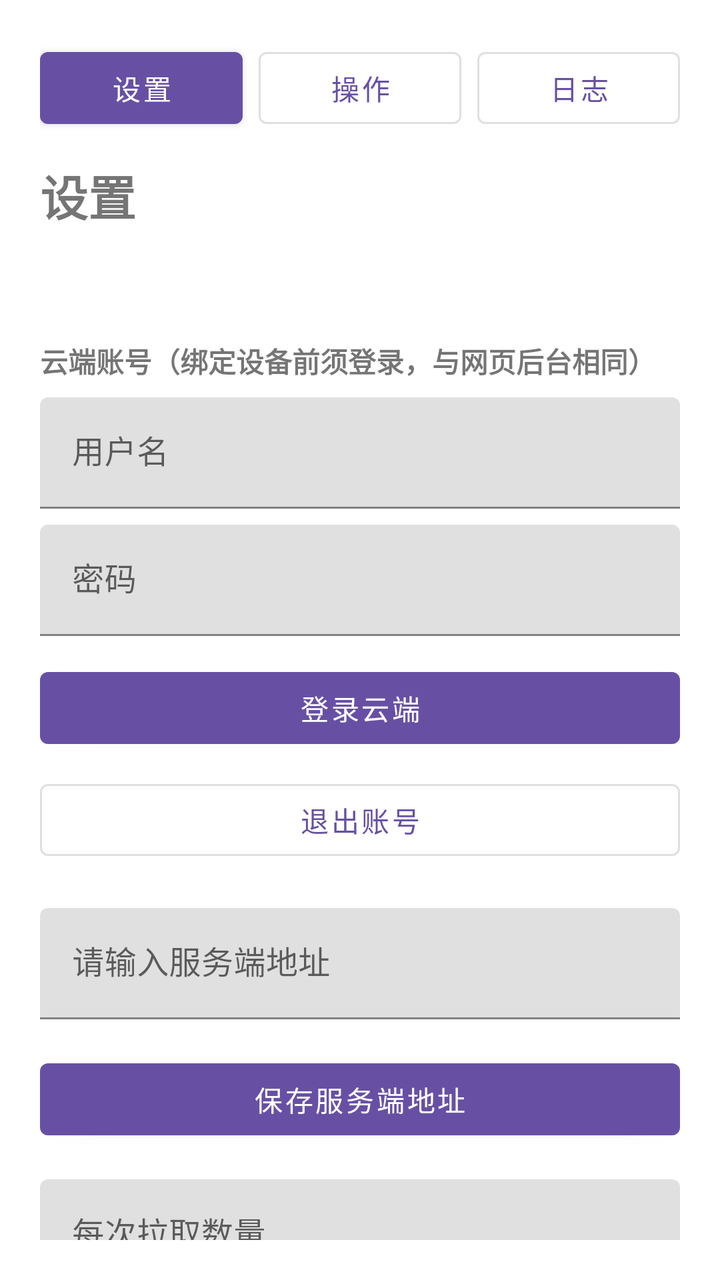
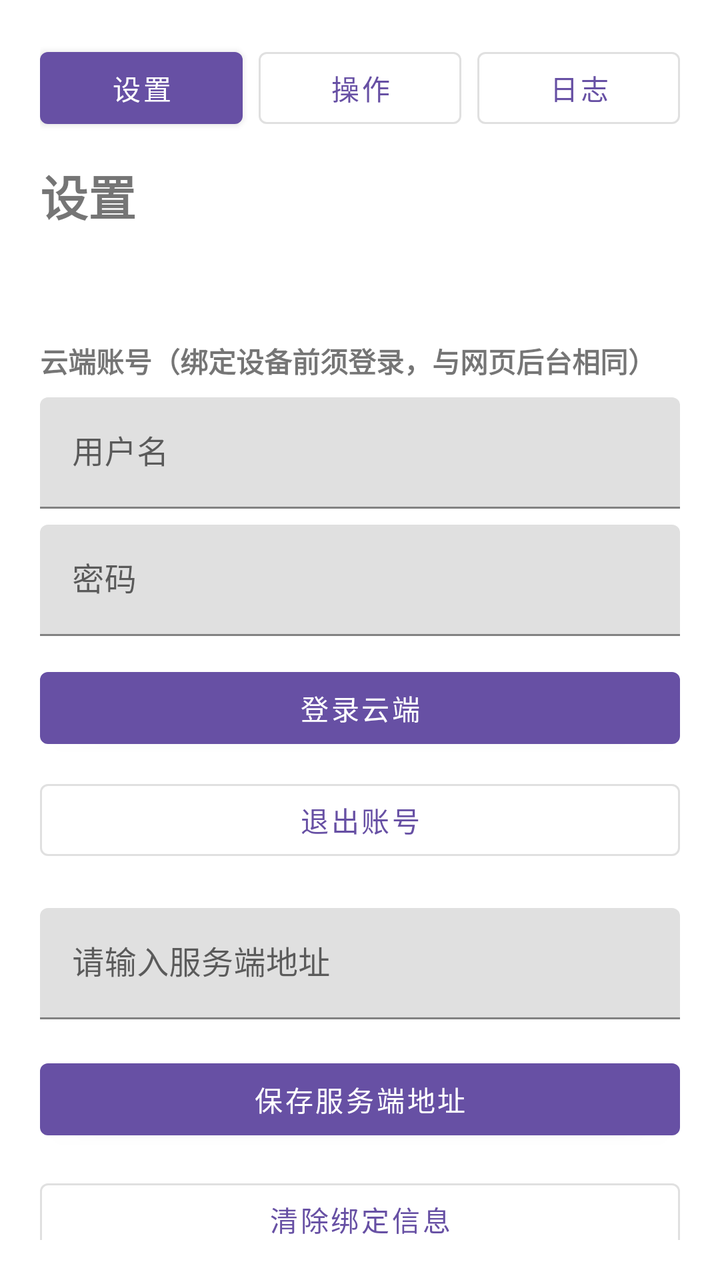

Compare the two renders of this Android layout. The source of the first and the diff that turns it into the second are given below.
<!-- AndroidManifest.xml: application theme Theme.AutoTraces -->
<!-- res/layout/activity_settings.xml -->
<?xml version="1.0" encoding="utf-8"?>
<androidx.core.widget.NestedScrollView xmlns:android="http://schemas.android.com/apk/res/android"
    xmlns:app="http://schemas.android.com/apk/res-auto"
    android:layout_width="match_parent"
    android:layout_height="match_parent"
    android:fillViewport="true"
    android:padding="20dp">

    <androidx.constraintlayout.widget.ConstraintLayout
        android:layout_width="match_parent"
        android:layout_height="wrap_content">

        <com.google.android.material.button.MaterialButton
            android:id="@+id/showSettingsButton"
            style="@style/Widget.MaterialComponents.Button"
            android:layout_width="0dp"
            android:layout_height="wrap_content"
            android:text="设置"
            app:layout_constraintEnd_toStartOf="@id/showActionButton"
            app:layout_constraintStart_toStartOf="parent"
            app:layout_constraintTop_toTopOf="parent" />

        <com.google.android.material.button.MaterialButton
            android:id="@+id/showActionButton"
            style="@style/Widget.MaterialComponents.Button.OutlinedButton"
            android:layout_width="0dp"
            android:layout_height="wrap_content"
            android:layout_marginStart="8dp"
            android:text="操作"
            app:layout_constraintEnd_toStartOf="@id/showLogButton"
            app:layout_constraintStart_toEndOf="@id/showSettingsButton"
            app:layout_constraintTop_toTopOf="parent" />

        <com.google.android.material.button.MaterialButton
            android:id="@+id/showLogButton"
            style="@style/Widget.MaterialComponents.Button.OutlinedButton"
            android:layout_width="0dp"
            android:layout_height="wrap_content"
            android:layout_marginStart="8dp"
            android:text="日志"
            app:layout_constraintEnd_toEndOf="parent"
            app:layout_constraintStart_toEndOf="@id/showActionButton"
            app:layout_constraintTop_toTopOf="parent" />

        <TextView
            android:id="@+id/titleText"
            android:layout_width="0dp"
            android:layout_height="wrap_content"
            android:layout_marginTop="12dp"
            android:text="@string/settings_title"
            android:textSize="24sp"
            android:textStyle="bold"
            app:layout_constraintEnd_toEndOf="parent"
            app:layout_constraintStart_toStartOf="parent"
            app:layout_constraintTop_toBottomOf="@id/showSettingsButton" />

        <TextView
            android:id="@+id/deviceInfoText"
            android:layout_width="0dp"
            android:layout_height="wrap_content"
            android:layout_marginTop="16dp"
            app:layout_constraintEnd_toEndOf="parent"
            app:layout_constraintStart_toStartOf="parent"
            app:layout_constraintTop_toBottomOf="@id/titleText" />

        <TextView
            android:id="@+id/cloudAuthTitle"
            android:layout_width="0dp"
            android:layout_height="wrap_content"
            android:layout_marginTop="20dp"
            android:text="云端账号（绑定设备前须登录，与网页后台相同）"
            android:textStyle="bold"
            app:layout_constraintEnd_toEndOf="parent"
            app:layout_constraintStart_toStartOf="parent"
            app:layout_constraintTop_toBottomOf="@id/deviceInfoText" />

        <com.google.android.material.textfield.TextInputLayout
            android:id="@+id/cloudUsernameLayout"
            android:layout_width="0dp"
            android:layout_height="wrap_content"
            android:layout_marginTop="8dp"
            android:hint="用户名"
            app:layout_constraintEnd_toEndOf="parent"
            app:layout_constraintStart_toStartOf="parent"
            app:layout_constraintTop_toBottomOf="@id/cloudAuthTitle">

            <com.google.android.material.textfield.TextInputEditText
                android:id="@+id/cloudUsernameInput"
                android:layout_width="match_parent"
                android:layout_height="wrap_content"
                android:inputType="text" />
        </com.google.android.material.textfield.TextInputLayout>

        <com.google.android.material.textfield.TextInputLayout
            android:id="@+id/cloudPasswordLayout"
            android:layout_width="0dp"
            android:layout_height="wrap_content"
            android:layout_marginTop="8dp"
            android:hint="密码"
            app:layout_constraintEnd_toEndOf="parent"
            app:layout_constraintStart_toStartOf="parent"
            app:layout_constraintTop_toBottomOf="@id/cloudUsernameLayout">

            <com.google.android.material.textfield.TextInputEditText
                android:id="@+id/cloudPasswordInput"
                android:layout_width="match_parent"
                android:layout_height="wrap_content"
                android:inputType="textPassword" />
        </com.google.android.material.textfield.TextInputLayout>

        <com.google.android.material.button.MaterialButton
            android:id="@+id/cloudLoginButton"
            android:layout_width="0dp"
            android:layout_height="wrap_content"
            android:layout_marginTop="12dp"
            android:text="登录云端"
            app:layout_constraintEnd_toEndOf="parent"
            app:layout_constraintStart_toStartOf="parent"
            app:layout_constraintTop_toBottomOf="@id/cloudPasswordLayout" />

        <com.google.android.material.button.MaterialButton
            android:id="@+id/cloudLogoutButton"
            style="@style/Widget.MaterialComponents.Button.OutlinedButton"
            android:layout_width="0dp"
            android:layout_height="wrap_content"
            android:layout_marginTop="8dp"
            android:text="退出账号"
            app:layout_constraintEnd_toEndOf="parent"
            app:layout_constraintStart_toStartOf="parent"
            app:layout_constraintTop_toBottomOf="@id/cloudLoginButton" />

        <com.google.android.material.textfield.TextInputLayout
            android:id="@+id/serverUrlLayout"
            android:layout_width="0dp"
            android:layout_height="wrap_content"
            android:layout_marginTop="20dp"
            app:layout_constraintEnd_toEndOf="parent"
            app:layout_constraintStart_toStartOf="parent"
            app:layout_constraintTop_toBottomOf="@id/cloudLogoutButton">

            <com.google.android.material.textfield.TextInputEditText
                android:id="@+id/serverUrlInput"
                android:layout_width="match_parent"
                android:layout_height="wrap_content"
                android:hint="@string/hint_server_url"
                android:inputType="textUri" />
        </com.google.android.material.textfield.TextInputLayout>

        <com.google.android.material.button.MaterialButton
            android:id="@+id/saveServerButton"
            android:layout_width="0dp"
            android:layout_height="wrap_content"
            android:layout_marginTop="16dp"
            android:text="@string/action_save_server"
            app:layout_constraintEnd_toEndOf="parent"
            app:layout_constraintStart_toStartOf="parent"
            app:layout_constraintTop_toBottomOf="@id/serverUrlLayout" />

        <com.google.android.material.textfield.TextInputLayout
            android:id="@+id/pullCountLayout"
            android:layout_width="0dp"
            android:layout_height="wrap_content"
            android:layout_marginTop="16dp"
            android:hint="@string/hint_pull_count"
            app:layout_constraintEnd_toEndOf="parent"
            app:layout_constraintStart_toStartOf="parent"
            app:layout_constraintTop_toBottomOf="@id/saveServerButton">

            <com.google.android.material.textfield.TextInputEditText
                android:id="@+id/pullCountInput"
                android:layout_width="match_parent"
                android:layout_height="wrap_content"
                android:inputType="number"
                android:maxLength="2" />
        </com.google.android.material.textfield.TextInputLayout>

        <com.google.android.material.button.MaterialButton
            android:id="@+id/savePullCountButton"
            style="@style/Widget.MaterialComponents.Button.OutlinedButton"
            android:layout_width="0dp"
            android:layout_height="wrap_content"
            android:layout_marginTop="12dp"
            android:text="@string/action_save_pull_count"
            app:layout_constraintEnd_toEndOf="parent"
            app:layout_constraintStart_toStartOf="parent"
            app:layout_constraintTop_toBottomOf="@id/pullCountLayout" />

        <com.google.android.material.button.MaterialButton
            android:id="@+id/clearBindingButton"
            style="@style/Widget.MaterialComponents.Button.OutlinedButton"
            android:layout_width="0dp"
            android:layout_height="wrap_content"
            android:layout_marginTop="12dp"
            android:text="@string/action_clear_binding"
            app:layout_constraintEnd_toEndOf="parent"
            app:layout_constraintStart_toStartOf="parent"
            app:layout_constraintTop_toBottomOf="@id/savePullCountButton" />

        <TextView
            android:id="@+id/statusText"
            android:layout_width="0dp"
            android:layout_height="wrap_content"
            android:layout_marginTop="20dp"
            android:textColor="@android:color/darker_gray"
            app:layout_constraintEnd_toEndOf="parent"
            app:layout_constraintStart_toStartOf="parent"
            app:layout_constraintTop_toBottomOf="@id/clearBindingButton" />

    </androidx.constraintlayout.widget.ConstraintLayout>

</androidx.core.widget.NestedScrollView>
<!-- resources referenced by this layout -->
<resources>
  <string name="action_clear_binding">清除绑定信息</string>
  <string name="action_save_pull_count">保存拉取数量</string>
  <string name="action_save_server">保存服务端地址</string>
  <string name="hint_pull_count">每次拉取数量</string>
  <string name="hint_server_url">请输入服务端地址</string>
  <string name="settings_title">设置</string>
  <style name="Theme.AutoTraces" parent="Theme.MaterialComponents.DayNight.NoActionBar">
          <item name="colorPrimary">@color/purple_500</item>
          <item name="colorPrimaryVariant">@color/purple_700</item>
          <item name="colorOnPrimary">@color/white</item>
          <item name="android:statusBarColor" tools:targetApi="l">@color/purple_700</item>
      </style>
  <color name="purple_500">#6750A4</color>
  <color name="purple_700">#4F378B</color>
  <color name="white">#FFFFFF</color>
</resources>

<!-- the commit's change to res/layout/activity_settings.xml (unified diff, before → after) -->
@@ -156,35 +156,6 @@
             app:layout_constraintStart_toStartOf="parent"
             app:layout_constraintTop_toBottomOf="@id/serverUrlLayout" />
 
-        <com.google.android.material.textfield.TextInputLayout
-            android:id="@+id/pullCountLayout"
-            android:layout_width="0dp"
-            android:layout_height="wrap_content"
-            android:layout_marginTop="16dp"
-            android:hint="@string/hint_pull_count"
-            app:layout_constraintEnd_toEndOf="parent"
-            app:layout_constraintStart_toStartOf="parent"
-            app:layout_constraintTop_toBottomOf="@id/saveServerButton">
-
-            <com.google.android.material.textfield.TextInputEditText
-                android:id="@+id/pullCountInput"
-                android:layout_width="match_parent"
-                android:layout_height="wrap_content"
-                android:inputType="number"
-                android:maxLength="2" />
-        </com.google.android.material.textfield.TextInputLayout>
-
-        <com.google.android.material.button.MaterialButton
-            android:id="@+id/savePullCountButton"
-            style="@style/Widget.MaterialComponents.Button.OutlinedButton"
-            android:layout_width="0dp"
-            android:layout_height="wrap_content"
-            android:layout_marginTop="12dp"
-            android:text="@string/action_save_pull_count"
-            app:layout_constraintEnd_toEndOf="parent"
-            app:layout_constraintStart_toStartOf="parent"
-            app:layout_constraintTop_toBottomOf="@id/pullCountLayout" />
-
         <com.google.android.material.button.MaterialButton
             android:id="@+id/clearBindingButton"
             style="@style/Widget.MaterialComponents.Button.OutlinedButton"
@@ -194,7 +165,7 @@
             android:text="@string/action_clear_binding"
             app:layout_constraintEnd_toEndOf="parent"
             app:layout_constraintStart_toStartOf="parent"
-            app:layout_constraintTop_toBottomOf="@id/savePullCountButton" />
+            app:layout_constraintTop_toBottomOf="@id/saveServerButton" />
 
         <TextView
             android:id="@+id/statusText"
<!-- resource entries referenced after the edit -->
@@ -1,9 +1,7 @@
 <!-- resources referenced by this layout -->
 <resources>
   <string name="action_clear_binding">清除绑定信息</string>
-  <string name="action_save_pull_count">保存拉取数量</string>
   <string name="action_save_server">保存服务端地址</string>
-  <string name="hint_pull_count">每次拉取数量</string>
   <string name="hint_server_url">请输入服务端地址</string>
   <string name="settings_title">设置</string>
   <style name="Theme.AutoTraces" parent="Theme.MaterialComponents.DayNight.NoActionBar">
